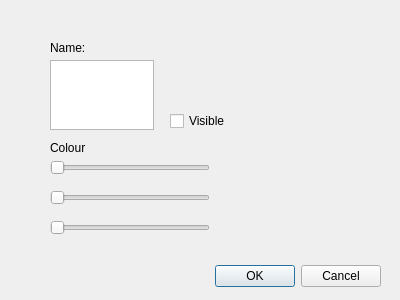
This is Worksheet6/WS6/optiondialog.ui in elliotc118/2023_20447938 as Qt 5 draws it before an edit. The edited form follows.
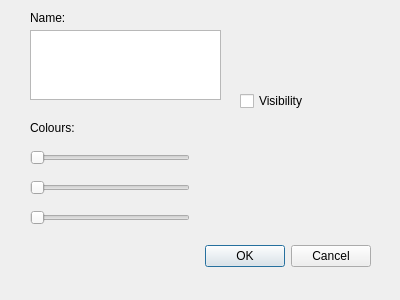
This is the edited form.

What changed in the file:
```diff
--- a/Worksheet6/WS6/optiondialog.ui
+++ b/Worksheet6/WS6/optiondialog.ui
@@ -16,8 +16,8 @@
   <widget class="QDialogButtonBox" name="buttonBox">
    <property name="geometry">
     <rect>
-     <x>40</x>
-     <y>260</y>
+     <x>30</x>
+     <y>240</y>
      <width>341</width>
      <height>32</height>
     </rect>
@@ -29,38 +29,56 @@
     <set>QDialogButtonBox::Cancel|QDialogButtonBox::Ok</set>
    </property>
   </widget>
-  <widget class="QSlider" name="horizontalSlider">
-   <property name="geometry">
-    <rect>
-     <x>50</x>
-     <y>160</y>
-     <width>160</width>
-     <height>16</height>
-    </rect>
-   </property>
-   <property name="orientation">
-    <enum>Qt::Horizontal</enum>
-   </property>
-  </widget>
   <widget class="QPlainTextEdit" name="plainTextEdit">
    <property name="geometry">
     <rect>
-     <x>50</x>
-     <y>60</y>
-     <width>104</width>
+     <x>30</x>
+     <y>30</y>
+     <width>191</width>
      <height>70</height>
     </rect>
    </property>
   </widget>
+  <widget class="QSlider" name="horizontalSlider">
+   <property name="geometry">
+    <rect>
+     <x>30</x>
+     <y>150</y>
+     <width>160</width>
+     <height>16</height>
+    </rect>
+   </property>
+   <property name="minimumSize">
+    <size>
+     <width>160</width>
+     <height>0</height>
+    </size>
+   </property>
+   <property name="maximumSize">
+    <size>
+     <width>160</width>
+     <height>16777215</height>
+    </size>
+   </property>
+   <property name="maximum">
+    <number>255</number>
+   </property>
+   <property name="orientation">
+    <enum>Qt::Horizontal</enum>
+   </property>
+  </widget>
   <widget class="QSlider" name="horizontalSlider_2">
    <property name="geometry">
     <rect>
-     <x>50</x>
-     <y>190</y>
+     <x>30</x>
+     <y>180</y>
      <width>160</width>
      <height>16</height>
     </rect>
    </property>
+   <property name="maximum">
+    <number>255</number>
+   </property>
    <property name="orientation">
     <enum>Qt::Horizontal</enum>
    </property>
@@ -68,60 +86,50 @@
   <widget class="QSlider" name="horizontalSlider_3">
    <property name="geometry">
     <rect>
-     <x>50</x>
-     <y>220</y>
+     <x>30</x>
+     <y>210</y>
      <width>160</width>
      <height>16</height>
     </rect>
    </property>
+   <property name="maximum">
+    <number>255</number>
+   </property>
    <property name="orientation">
     <enum>Qt::Horizontal</enum>
    </property>
   </widget>
-  <widget class="QLabel" name="label">
-   <property name="geometry">
-    <rect>
-     <x>50</x>
-     <y>40</y>
-     <width>121</width>
-     <height>16</height>
-    </rect>
-   </property>
-   <property name="text">
-    <string>Name:</string>
-   </property>
-  </widget>
   <widget class="QCheckBox" name="checkBox">
    <property name="geometry">
     <rect>
-     <x>170</x>
-     <y>110</y>
+     <x>240</x>
+     <y>90</y>
      <width>77</width>
      <height>22</height>
     </rect>
    </property>
    <property name="text">
-    <string>Visible</string>
+    <string>Visibility</string>
+   </property>
+  </widget>
+  <widget class="QLabel" name="label">
+   <property name="geometry">
+    <rect>
+     <x>30</x>
+     <y>120</y>
+     <width>121</width>
+     <height>16</height>
+    </rect>
+   </property>
+   <property name="text">
+    <string>Colours:</string>
    </property>
   </widget>
   <widget class="QLabel" name="label_2">
    <property name="geometry">
     <rect>
-     <x>50</x>
-     <y>140</y>
-     <width>161</width>
-     <height>16</height>
-    </rect>
-   </property>
-   <property name="text">
-    <string>Colour</string>
-   </property>
-  </widget>
-  <widget class="QLabel" name="label_3">
-   <property name="geometry">
-    <rect>
-     <x>50</x>
-     <y>240</y>
+     <x>30</x>
+     <y>230</y>
      <width>161</width>
      <height>16</height>
     </rect>
@@ -130,6 +138,19 @@
     <string/>
    </property>
   </widget>
+  <widget class="QLabel" name="label_3">
+   <property name="geometry">
+    <rect>
+     <x>30</x>
+     <y>10</y>
+     <width>49</width>
+     <height>16</height>
+    </rect>
+   </property>
+   <property name="text">
+    <string>Name:</string>
+   </property>
+  </widget>
  </widget>
  <resources/>
  <connections>
```
